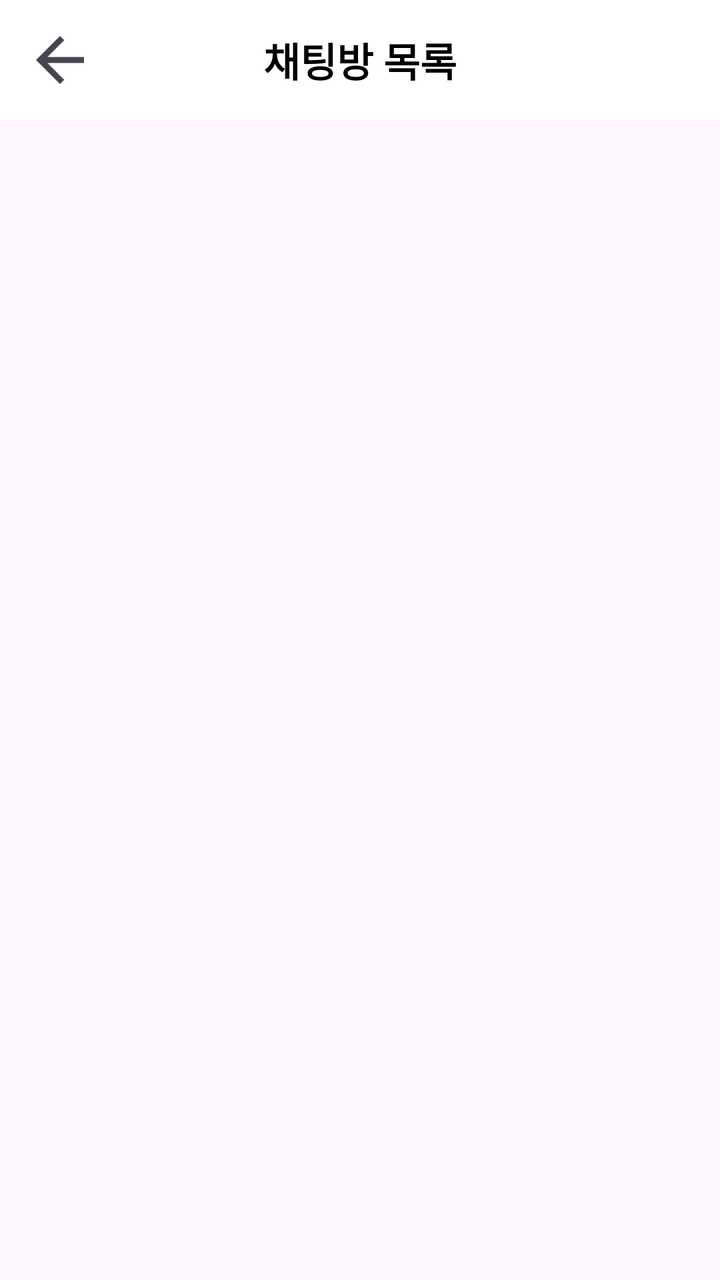
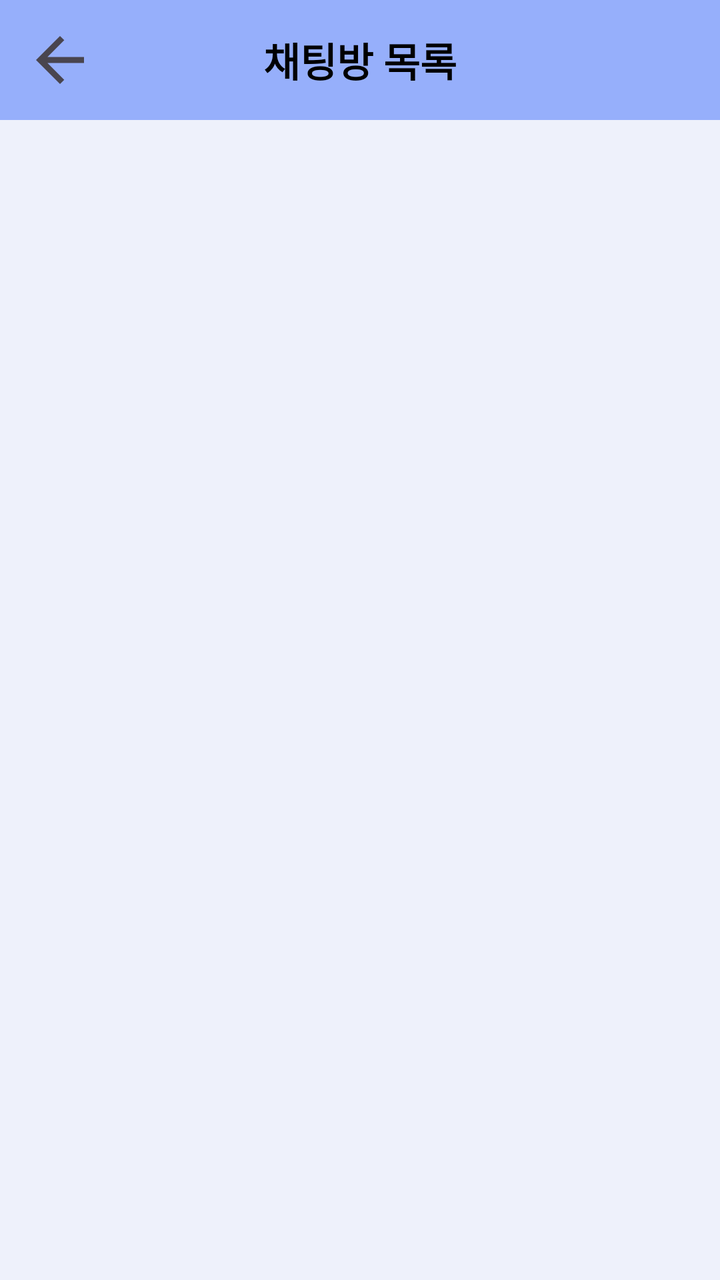

Two renders of the same Android screen: before a commit and after it. Below are the layout's source before the change and the commit's diff.
<!-- AndroidManifest.xml: application theme Theme.Lostfind -->
<!-- res/layout/activity_chat_room_list.xml -->
<?xml version="1.0" encoding="utf-8"?>
<LinearLayout xmlns:android="http://schemas.android.com/apk/res/android"
    xmlns:app="http://schemas.android.com/apk/res-auto"
    xmlns:tools="http://schemas.android.com/tools"
    android:layout_width="match_parent"
    android:layout_height="match_parent"
    android:orientation="vertical"
    tools:context=".ChatRoomListActivity">

    <RelativeLayout
        android:layout_width="match_parent"
        android:layout_height="60dp"
        android:background="@color/white">

        
        <TextView
            android:id="@+id/tv_title"
            android:layout_width="wrap_content"
            android:layout_height="wrap_content"
            android:layout_centerInParent="true"
            android:text="채팅방 목록"
            android:textColor="@color/black"
            android:textSize="20sp"
            android:textStyle="bold" />

        
        <ImageButton
            android:id="@+id/btn_back"
            android:layout_width="60dp"
            android:layout_height="match_parent"
            android:layout_alignParentStart="true"
            android:layout_centerVertical="true"
            android:background="?attr/selectableItemBackgroundBorderless"
            android:padding="12dp"
            android:scaleType="fitCenter"
            android:src="@drawable/left_arrow" />

    </RelativeLayout>

    <androidx.recyclerview.widget.RecyclerView
        android:id="@+id/chat_room_recyclerview"
        android:layout_width="match_parent"
        android:layout_height="match_parent"
        app:layoutManager="androidx.recyclerview.widget.LinearLayoutManager" />

</LinearLayout>
<!-- resources referenced by this layout -->
<resources>
  <color name="black">#FF000000</color>
  <color name="white">#FFFFFFFF</color>
  <!-- drawable left_arrow (drawable) -->
  <?xml version="1.0" encoding="utf-8"?>
  <vector xmlns:android="http://schemas.android.com/apk/res/android"
      android:width="24dp"
      android:height="24dp"
      android:viewportWidth="24"
      android:viewportHeight="24"
      android:tint="?attr/colorControlNormal">  
  
      
      <path
          android:fillColor="@android:color/white"
          android:pathData="M20,11H7.83l5.59,-5.59L12,4l-8,8 8,8 1.41,-1.41L7.83,13H20v-2z"/>
  </vector>
  <style name="Theme.Lostfind" parent="Base.Theme.Lostfind" />
  <style name="Base.Theme.Lostfind" parent="Theme.Material3.DayNight.NoActionBar">
          
          
      </style>
</resources>

<!-- the commit's change to res/layout/activity_chat_room_list.xml (unified diff, before → after) -->
@@ -5,12 +5,13 @@
     android:layout_width="match_parent"
     android:layout_height="match_parent"
     android:orientation="vertical"
-    tools:context=".ChatRoomListActivity">
+    tools:context=".ChatRoomListActivity"
+    android:background="@color/one">
 
     <RelativeLayout
         android:layout_width="match_parent"
         android:layout_height="60dp"
-        android:background="@color/white">
+        android:background="@color/two">
 
         
         <TextView
<!-- resource entries referenced after the edit -->
@@ -1,7 +1,8 @@
 <!-- resources referenced by this layout -->
 <resources>
   <color name="black">#FF000000</color>
-  <color name="white">#FFFFFFFF</color>
+  <color name="one">#EEF1FB</color>
+  <color name="two">#96AFFB</color>
   <!-- drawable left_arrow (drawable) -->
   <?xml version="1.0" encoding="utf-8"?>
   <vector xmlns:android="http://schemas.android.com/apk/res/android"
